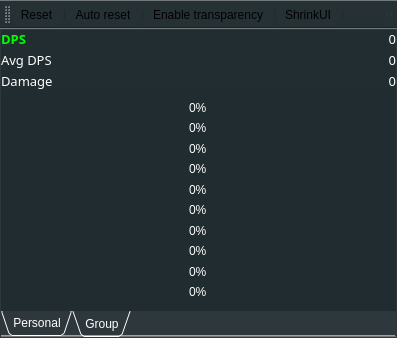
The window that mainwindow.ui (Tyrox92/Gw2SPECS) describes before a commit, drawn with Qt 5.
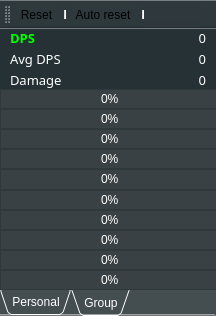
The same window after the commit. Icons and pictures are not drawn.

```diff
--- a/mainwindow.ui
+++ b/mainwindow.ui
@@ -9,8 +9,8 @@
    <rect>
     <x>0</x>
     <y>0</y>
-    <width>397</width>
-    <height>338</height>
+    <width>216</width>
+    <height>316</height>
    </rect>
   </property>
   <property name="sizePolicy">
@@ -129,7 +129,7 @@
    <bool>false</bool>
   </property>
   <property name="styleSheet">
-   <string notr="true">background-color: rgba(32, 43, 47, 60%);</string>
+   <string notr="true"/>
   </property>
   <property name="toolButtonStyle">
    <enum>Qt::ToolButtonIconOnly</enum>
@@ -153,8 +153,11 @@
    <bool>false</bool>
   </property>
   <widget class="QWidget" name="centralWidget">
+   <property name="enabled">
+    <bool>true</bool>
+   </property>
    <property name="sizePolicy">
-    <sizepolicy hsizetype="Expanding" vsizetype="Preferred">
+    <sizepolicy hsizetype="Expanding" vsizetype="Expanding">
      <horstretch>0</horstretch>
      <verstretch>0</verstretch>
     </sizepolicy>
@@ -170,7 +173,7 @@
      <active>
       <colorrole role="Button">
        <brush brushstyle="SolidPattern">
-        <color alpha="153">
+        <color alpha="0">
          <red>32</red>
          <green>43</green>
          <blue>47</blue>
@@ -179,7 +182,7 @@
       </colorrole>
       <colorrole role="Base">
        <brush brushstyle="SolidPattern">
-        <color alpha="153">
+        <color alpha="0">
          <red>32</red>
          <green>43</green>
          <blue>47</blue>
@@ -188,7 +191,7 @@
       </colorrole>
       <colorrole role="Window">
        <brush brushstyle="SolidPattern">
-        <color alpha="153">
+        <color alpha="0">
          <red>32</red>
          <green>43</green>
          <blue>47</blue>
@@ -199,7 +202,7 @@
      <inactive>
       <colorrole role="Button">
        <brush brushstyle="SolidPattern">
-        <color alpha="153">
+        <color alpha="0">
          <red>32</red>
          <green>43</green>
          <blue>47</blue>
@@ -208,7 +211,7 @@
       </colorrole>
       <colorrole role="Base">
        <brush brushstyle="SolidPattern">
-        <color alpha="153">
+        <color alpha="0">
          <red>32</red>
          <green>43</green>
          <blue>47</blue>
@@ -217,7 +220,7 @@
       </colorrole>
       <colorrole role="Window">
        <brush brushstyle="SolidPattern">
-        <color alpha="153">
+        <color alpha="0">
          <red>32</red>
          <green>43</green>
          <blue>47</blue>
@@ -228,7 +231,7 @@
      <disabled>
       <colorrole role="Button">
        <brush brushstyle="SolidPattern">
-        <color alpha="153">
+        <color alpha="0">
          <red>32</red>
          <green>43</green>
          <blue>47</blue>
@@ -237,7 +240,7 @@
       </colorrole>
       <colorrole role="Base">
        <brush brushstyle="SolidPattern">
-        <color alpha="153">
+        <color alpha="0">
          <red>32</red>
          <green>43</green>
          <blue>47</blue>
@@ -246,7 +249,7 @@
       </colorrole>
       <colorrole role="Window">
        <brush brushstyle="SolidPattern">
-        <color alpha="153">
+        <color alpha="0">
          <red>32</red>
          <green>43</green>
          <blue>47</blue>
@@ -262,23 +265,50 @@
    <property name="autoFillBackground">
     <bool>false</bool>
    </property>
-   <layout class="QGridLayout" name="gridLayout_central">
+   <property name="styleSheet">
+    <string notr="true">background-color: rgba(32, 43, 47, 0%);</string>
+   </property>
+   <layout class="QGridLayout" name="gridLayout_6">
     <property name="leftMargin">
-     <number>1</number>
+     <number>0</number>
     </property>
     <property name="topMargin">
-     <number>1</number>
+     <number>0</number>
     </property>
     <property name="rightMargin">
-     <number>1</number>
+     <number>0</number>
     </property>
     <property name="bottomMargin">
-     <number>1</number>
+     <number>0</number>
     </property>
-    <property name="horizontalSpacing">
-     <number>4</number>
+    <property name="spacing">
+     <number>0</number>
     </property>
-    <property name="verticalSpacing">
+    <item row="0" column="0" alignment="Qt::AlignTop">
+     <widget class="QWidget" name="widget_4" native="true">
+      <property name="sizePolicy">
+       <sizepolicy hsizetype="Expanding" vsizetype="Expanding">
+        <horstretch>0</horstretch>
+        <verstretch>0</verstretch>
+       </sizepolicy>
+      </property>
+      <property name="styleSheet">
+       <string notr="true">background-color: rgba(32, 43, 47, 60%);</string>
+      </property>
+      <layout class="QGridLayout" name="gridLayout_Main">
+       <property name="leftMargin">
+        <number>0</number>
+       </property>
+       <property name="topMargin">
+        <number>0</number>
+       </property>
+       <property name="rightMargin">
+        <number>0</number>
+       </property>
+       <property name="bottomMargin">
+        <number>0</number>
+       </property>
+       <property name="spacing">
      <number>0</number>
     </property>
     <item row="0" column="0">
@@ -1001,6 +1031,12 @@
        </layout>
       </widget>
       <widget class="QWidget" name="tabWidgetPage2">
+          <property name="sizePolicy">
+           <sizepolicy hsizetype="Expanding" vsizetype="Expanding">
+            <horstretch>0</horstretch>
+            <verstretch>0</verstretch>
+           </sizepolicy>
+          </property>
        <property name="minimumSize">
         <size>
          <width>0</width>
@@ -1056,13 +1092,13 @@
           </property>
           <layout class="QGridLayout" name="gridLayout_10">
            <property name="leftMargin">
-            <number>0</number>
+               <number>10</number>
            </property>
            <property name="topMargin">
             <number>0</number>
            </property>
            <property name="rightMargin">
-            <number>0</number>
+               <number>10</number>
            </property>
            <property name="bottomMargin">
             <number>0</number>
@@ -1278,8 +1314,8 @@
              </property>
              <property name="minimumSize">
               <size>
-               <width>0</width>
-               <height>0</height>
+                  <width>210</width>
+                  <height>15</height>
               </size>
              </property>
              <property name="styleSheet">
@@ -1311,14 +1347,29 @@
                <rect>
                 <x>0</x>
                 <y>0</y>
-                <width>395</width>
-                <height>231</height>
+                   <width>220</width>
+                   <height>211</height>
                </rect>
               </property>
               <property name="styleSheet">
-               <string notr="true">background-color: rgba(32, 43, 47, 1%);</string>
+                  <string notr="true">background-color: rgba(100, 100, 100, 20%);</string>
               </property>
               <layout class="QGridLayout" name="gridLayout_7">
+                  <property name="leftMargin">
+                   <number>0</number>
+                  </property>
+                  <property name="topMargin">
+                   <number>0</number>
+                  </property>
+                  <property name="rightMargin">
+                   <number>0</number>
+                  </property>
+                  <property name="bottomMargin">
+                   <number>0</number>
+                  </property>
+                  <property name="spacing">
+                   <number>0</number>
+                  </property>
                <item row="9" column="0">
                 <widget class="QProgressBar" name="progressBar_10">
                  <property name="sizePolicy">
@@ -1329,21 +1380,22 @@
                  </property>
                  <property name="minimumSize">
                   <size>
-                   <width>80</width>
-                   <height>8</height>
+                      <width>220</width>
+                      <height>17</height>
                   </size>
                  </property>
                  <property name="styleSheet">
                   <string notr="true">QProgressBar {
     border: 0px solid grey;
-    border-radius:4px;
+    border-radius:0px;
 	font: 87 10pt &quot;DINPro-Black&quot;;
 	color: rgb(255, 255, 255);
     text-align: center;
-    min-height: 8px;
+    min-height: 15px;
+	margin: 0.5px;
 }
 QProgressBar::chunk {
-	background-color: #04A5B7;
+	background-color: rgba(4,165,183, 60%);
 }
 </string>
                  </property>
@@ -1368,21 +1420,22 @@
                  </property>
                  <property name="minimumSize">
                   <size>
-                   <width>80</width>
-                   <height>8</height>
+                      <width>220</width>
+                      <height>17</height>
                   </size>
                  </property>
                  <property name="styleSheet">
                   <string notr="true">QProgressBar {
     border: 0px solid grey;
-    border-radius:4px;
+    border-radius:0px;
 	font: 87 10pt &quot;DINPro-Black&quot;;
 	color: rgb(255, 255, 255);
     text-align: center;
-    min-height: 8px;
+    min-height: 15px;
+	margin: 0.5px;
 }
 QProgressBar::chunk {
-	background-color: #04A5B7;
+	background-color: rgba(4,165,183, 60%);
 }
 </string>
                  </property>
@@ -1407,8 +1460,8 @@
                  </property>
                  <property name="minimumSize">
                   <size>
-                   <width>80</width>
-                   <height>8</height>
+                      <width>220</width>
+                      <height>17</height>
                   </size>
                  </property>
                  <property name="autoFillBackground">
@@ -1417,14 +1470,15 @@
                  <property name="styleSheet">
                   <string notr="true">QProgressBar {
     border: 0px solid grey;
-    border-radius:4px;
+    border-radius:0px;
 	font: 87 10pt &quot;DINPro-Black&quot;;
 	color: rgb(255, 255, 255);
     text-align: center;
-    min-height: 8px;
+    min-height: 15px;
+	margin: 0.5px;
 }
 QProgressBar::chunk {
-	background-color: #04A5B7;
+	background-color: rgba(4,165,183, 60%);
 }
 </string>
                  </property>
@@ -1458,21 +1512,22 @@
                  </property>
                  <property name="minimumSize">
                   <size>
-                   <width>80</width>
-                   <height>8</height>
+                      <width>220</width>
+                      <height>17</height>
                   </size>
                  </property>
                  <property name="styleSheet">
                   <string notr="true">QProgressBar {
     border: 0px solid grey;
-    border-radius:4px;
+    border-radius:0px;
 	font: 87 10pt &quot;DINPro-Black&quot;;
 	color: rgb(255, 255, 255);
     text-align: center;
-    min-height: 8px;
+    min-height: 15px;
+	margin: 0.5px;
 }
 QProgressBar::chunk {
-	background-color: #04A5B7;
+	background-color: rgba(4,165,183, 60%);
 }
 </string>
                  </property>
@@ -1497,21 +1552,22 @@
                  </property>
                  <property name="minimumSize">
                   <size>
-                   <width>80</width>
-                   <height>8</height>
+                      <width>220</width>
+                      <height>17</height>
                   </size>
                  </property>
                  <property name="styleSheet">
                   <string notr="true">QProgressBar {
     border: 0px solid grey;
-    border-radius:4px;
+    border-radius:0px;
 	font: 87 10pt &quot;DINPro-Black&quot;;
 	color: rgb(255, 255, 255);
     text-align: center;
-    min-height: 8px;
+    min-height: 15px;
+	margin: 0.5px;
 }
 QProgressBar::chunk {
-	background-color: #04A5B7;
+	background-color: rgba(4,165,183, 60%);
 }
 </string>
                  </property>
@@ -1536,21 +1592,22 @@
                  </property>
                  <property name="minimumSize">
                   <size>
-                   <width>80</width>
-                   <height>8</height>
+                      <width>220</width>
+                      <height>17</height>
                   </size>
                  </property>
                  <property name="styleSheet">
                   <string notr="true">QProgressBar {
     border: 0px solid grey;
-    border-radius:4px;
+    border-radius:0px;
 	font: 87 10pt &quot;DINPro-Black&quot;;
 	color: rgb(255, 255, 255);
     text-align: center;
-    min-height: 8px;
+    min-height: 15px;
+	margin: 0.5px;
 }
 QProgressBar::chunk {
-	background-color: #04A5B7;
+	background-color: rgba(4,165,183, 60%);
 }
 </string>
                  </property>
@@ -1575,21 +1632,22 @@
                  </property>
                  <property name="minimumSize">
                   <size>
-                   <width>80</width>
-                   <height>8</height>
+                      <width>220</width>
+                      <height>17</height>
                   </size>
                  </property>
                  <property name="styleSheet">
                   <string notr="true">QProgressBar {
     border: 0px solid grey;
-    border-radius:4px;
+    border-radius:0px;
 	font: 87 10pt &quot;DINPro-Black&quot;;
 	color: rgb(255, 255, 255);
     text-align: center;
-    min-height: 8px;
+    min-height: 15px;
+	margin: 0.5px;
 }
 QProgressBar::chunk {
-	background-color: #04A5B7;
+	background-color: rgba(4,165,183, 60%);
 }
 </string>
                  </property>
@@ -1614,21 +1672,22 @@
                  </property>
                  <property name="minimumSize">
                   <size>
-                   <width>80</width>
-                   <height>8</height>
+                      <width>220</width>
+                      <height>17</height>
                   </size>
                  </property>
                  <property name="styleSheet">
                   <string notr="true">QProgressBar {
     border: 0px solid grey;
-    border-radius:4px;
+    border-radius:0px;
 	font: 87 10pt &quot;DINPro-Black&quot;;
 	color: rgb(255, 255, 255);
     text-align: center;
-    min-height: 8px;
+    min-height: 15px;
+	margin: 0.5px;
 }
 QProgressBar::chunk {
-	background-color: #04A5B7;
+	background-color: rgba(4,165,183, 60%);
 }
 </string>
                  </property>
@@ -1653,21 +1712,22 @@
                  </property>
                  <property name="minimumSize">
                   <size>
-                   <width>80</width>
-                   <height>8</height>
+                      <width>220</width>
+                      <height>17</height>
                   </size>
                  </property>
                  <property name="styleSheet">
                   <string notr="true">QProgressBar {
     border: 0px solid grey;
-    border-radius:4px;
+    border-radius:0px;
 	font: 87 10pt &quot;DINPro-Black&quot;;
 	color: rgb(255, 255, 255);
     text-align: center;
-    min-height: 8px;
+    min-height: 15px;
+	margin: 0.5px;
 }
 QProgressBar::chunk {
-	background-color: #04A5B7;
+	background-color: rgba(4,165,183, 60%);
 }
 </string>
                  </property>
@@ -1692,21 +1752,22 @@
                  </property>
                  <property name="minimumSize">
                   <size>
-                   <width>80</width>
-                   <height>8</height>
+                      <width>220</width>
+                      <height>17</height>
                   </size>
                  </property>
                  <property name="styleSheet">
                   <string notr="true">QProgressBar {
     border: 0px solid grey;
-    border-radius:4px;
+    border-radius:0px;
 	font: 87 10pt &quot;DINPro-Black&quot;;
 	color: rgb(255, 255, 255);
     text-align: center;
-    min-height: 8px;
+    min-height: 15px;
+	margin: 0.5px;
 }
 QProgressBar::chunk {
-	background-color: #04A5B7;
+	background-color: rgba(4,165,183, 60%);
 }
 </string>
                  </property>
@@ -1744,6 +1805,9 @@
     </item>
    </layout>
   </widget>
+    </item>
+   </layout>
+  </widget>
   <widget class="QToolBar" name="toolBar">
    <property name="sizePolicy">
     <sizepolicy hsizetype="Expanding" vsizetype="Expanding">
@@ -1758,7 +1822,8 @@
     <bool>false</bool>
    </property>
    <property name="styleSheet">
-    <string notr="true">QToolButton { background-color: rgba(32, 43, 47, 1%); } </string>
+    <string notr="true">QToolButton { background-color: rgba(32, 43, 47, 1%); }
+QToolBar { background-color: rgba(32, 43, 47, 60%); }</string>
    </property>
    <property name="iconSize">
     <size>
```
Left out of the diff: 91 changed lines with no effect on the pictures. Lines whose indentation alone changed are shown as unchanged.
